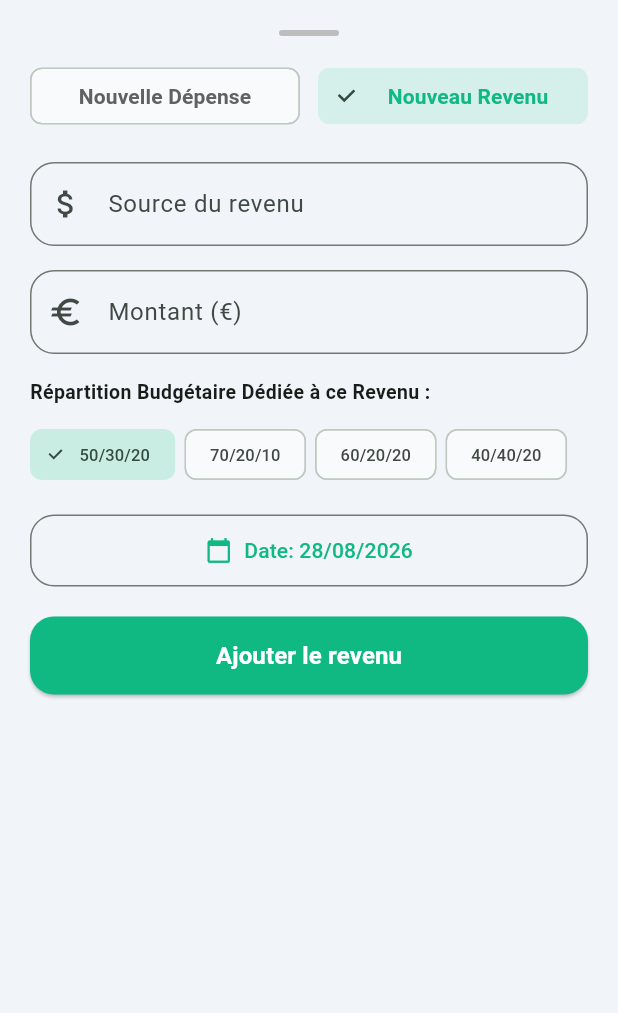
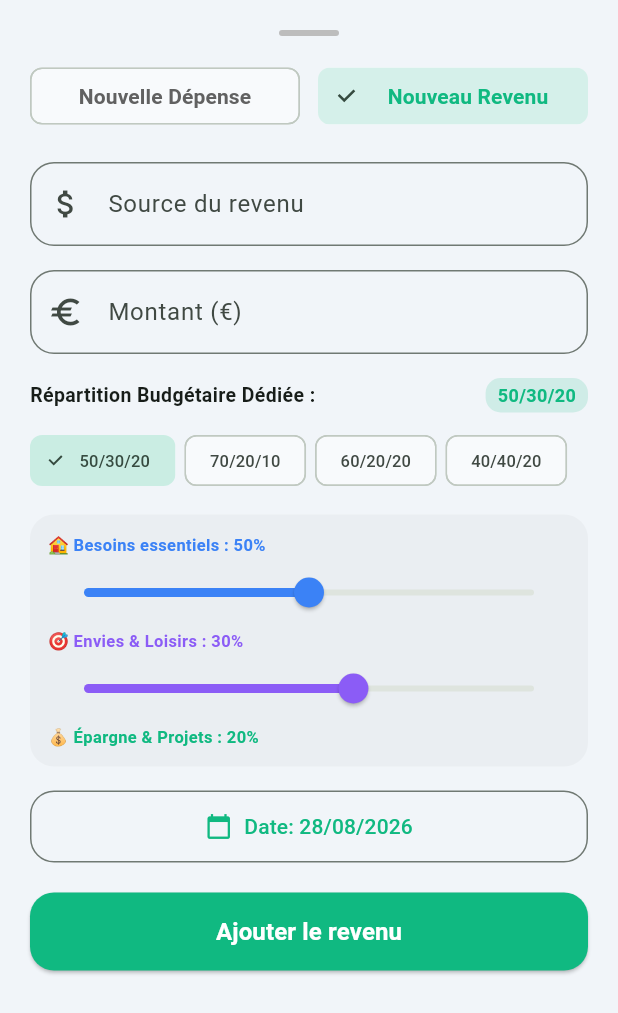
Before and after one commit to devherz/my_salary, a Flutter app: the AddTransactionModal widget shown alone on an empty page, opened directly, after a tap on "Nouveau Revenu", on a phone screen of 412 x 824 dp. Shown: the top 1013 px of the screen. Run offline on Flutter 3.47's test engine with Material 3 defaults, Android fonts, the light colour scheme and no system bars; our stand-ins replace fl_chart, flutter_local_notifications, pdf, printing, share_plus, shared_preferences and 1 more; accounts and stored records are empty.

Commit message:
Feat: CurSeurs de repartition budgetaire sur mesure (Besoins, Envies, Epargne) lors de l ajout d une source de revenu

```diff
--- a/lib/widgets/add_transaction_modal.dart
+++ b/lib/widgets/add_transaction_modal.dart
@@ -286,9 +286,25 @@ class _AddTransactionModalState extends State<AddTransactionModal> {
                 ),
                 const SizedBox(height: 16),
               ] else ...[
-                const Text(
-                  'Répartition Budgétaire Dédiée à ce Revenu :',
-                  style: TextStyle(fontWeight: FontWeight.w600, fontSize: 13),
+                Row(
+                  mainAxisAlignment: MainAxisAlignment.spaceBetween,
+                  children: [
+                    const Text(
+                      'Répartition Budgétaire Dédiée :',
+                      style: TextStyle(fontWeight: FontWeight.w600, fontSize: 13),
+                    ),
+                    Container(
+                      padding: const EdgeInsets.symmetric(horizontal: 8, vertical: 3),
+                      decoration: BoxDecoration(
+                        color: const Color(0xFF10B981).withValues(alpha: 0.15),
+                        borderRadius: BorderRadius.circular(10),
+                      ),
+                      child: Text(
+                        '${_incomeNeedsRatio.toInt()}/${_incomeWantsRatio.toInt()}/${_incomeSavingsRatio.toInt()}',
+                        style: const TextStyle(fontWeight: FontWeight.bold, color: Color(0xFF10B981), fontSize: 12),
+                      ),
+                    ),
+                  ],
                 ),
                 const SizedBox(height: 8),
                 SingleChildScrollView(
@@ -299,6 +315,59 @@ class _AddTransactionModalState extends State<AddTransactionModal> {
                       _buildPresetChip('70/20/10', 70, 20, 10),
                       _buildPresetChip('60/20/20', 60, 20, 20),
                       _buildPresetChip('40/40/20', 40, 40, 20),
+                    ],
+                  ),
+                ),
+                const SizedBox(height: 12),
+                Container(
+                  padding: const EdgeInsets.all(12),
+                  decoration: BoxDecoration(
+                    color: Colors.grey.withValues(alpha: 0.08),
+                    borderRadius: BorderRadius.circular(16),
+                  ),
+                  child: Column(
+                    crossAxisAlignment: CrossAxisAlignment.start,
+                    children: [
+                      Text(
+                        '🏠 Besoins essentiels : ${_incomeNeedsRatio.toInt()}%',
+                        style: const TextStyle(fontSize: 11, fontWeight: FontWeight.bold, color: Color(0xFF3B82F6)),
+                      ),
+                      Slider(
+                        value: _incomeNeedsRatio,
+                        min: 0,
+                        max: 100,
+                        divisions: 100,
+                        activeColor: const Color(0xFF3B82F6),
+                        onChanged: (val) {
+                          setState(() {
+                            _incomeNeedsRatio = val;
+                            final remain = 100 - _incomeNeedsRatio;
+                            _incomeWantsRatio = (remain * 0.6).roundToDouble();
+                            _incomeSavingsRatio = 100 - _incomeNeedsRatio - _incomeWantsRatio;
+                          });
+                        },
+                      ),
+                      Text(
+                        '🎯 Envies & Loisirs : ${_incomeWantsRatio.toInt()}%',
+                        style: const TextStyle(fontSize: 11, fontWeight: FontWeight.bold, color: Color(0xFF8B5CF6)),
+                      ),
+                      Slider(
+                        value: _incomeWantsRatio,
+                        min: 0,
+                        max: (100 - _incomeNeedsRatio) > 0 ? 100 - _incomeNeedsRatio : 1,
+                        divisions: (100 - _incomeNeedsRatio) > 0 ? (100 - _incomeNeedsRatio).toInt() : 1,
+                        activeColor: const Color(0xFF8B5CF6),
+                        onChanged: (val) {
+                          setState(() {
+                            _incomeWantsRatio = val;
+                            _incomeSavingsRatio = 100 - _incomeNeedsRatio - _incomeWantsRatio;
+                          });
+                        },
+                      ),
+                      Text(
+                        '💰 Épargne & Projets : ${_incomeSavingsRatio.toInt()}%',
+                        style: const TextStyle(fontSize: 11, fontWeight: FontWeight.bold, color: Color(0xFF10B981)),
+                      ),
                     ],
                   ),
                 ),
```
Also changed, not shown: lib/main.dart (line endings or trailing spaces).
